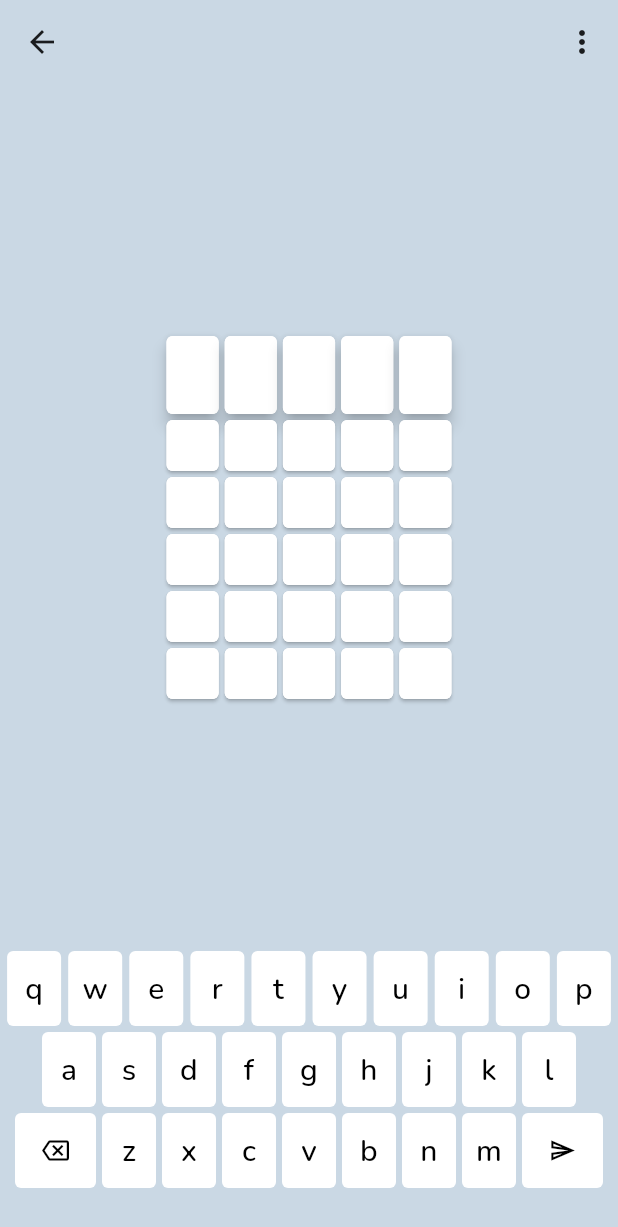
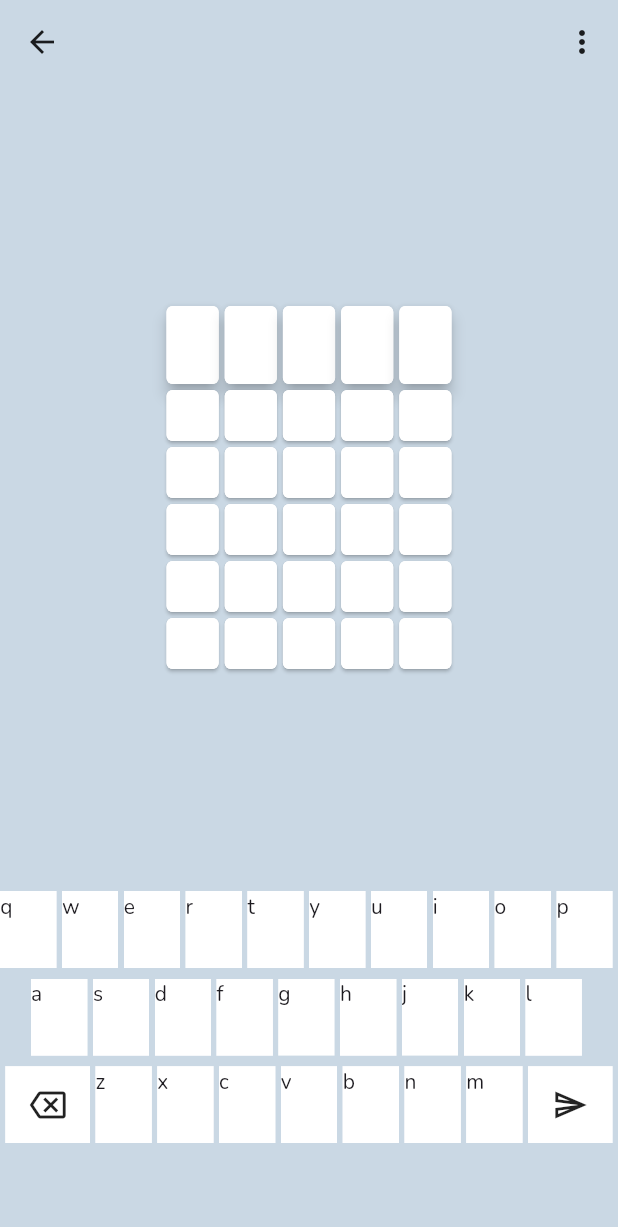
Before and after one commit to sstream17/word-game-2, a Flutter app: the Game screen opened by its route, on a phone screen of 412 x 824 dp. Shown: the top 1227 px of the screen. Run offline on Flutter 3.47's test engine with Material 3 defaults, Android fonts, the phone set to English and light mode, and no system bars; our stand-ins replace fl_chart, google_fonts, hive, hive_flutter, url_strategy; accounts and stored records are empty.

Commit message:
Refactor keyboard, use InkWell and GestureDetector
This allows keys to have a larger touch target than the visible bounds
of the key. The goal is to make typing on the keyboard easier and
require less precision.

```diff
--- a/game/lib/controls.dart
+++ b/game/lib/controls.dart
@@ -16,7 +16,7 @@ class Controls extends StatelessWidget {
   @override
   Widget build(BuildContext context) {
     return SizedBox(
-      height: 190,
+      height: 230,
       child: Consumer<GameModel>(
         builder: (context, game, child) => game.gameOver
             ? EndGame(
--- a/game/lib/game.dart
+++ b/game/lib/game.dart
@@ -37,7 +37,7 @@ class Game extends StatelessWidget {
               var keyLabel = key.keyLabel.toLowerCase();
               switch (keyLabel) {
                 case "enter":
-                  game.submitGuess();
+                  game.submitGuess("");
                   break;
                 default:
                   game.updateGuess(keyLabel);
--- a/game/lib/game_model.dart
+++ b/game/lib/game_model.dart
@@ -214,7 +214,7 @@ class GameModel with ChangeNotifier {
     box.put("$numberOfGames-$storeKeyFinishes", finishes);
   }
 
-  void submitGuess() {
+  void submitGuess(String _) {
     if (gameOver) {
       return;
     }
--- a/game/lib/keyboard.dart
+++ b/game/lib/keyboard.dart
@@ -1,10 +1,9 @@
 import 'dart:math';
 
 import 'package:flutter/material.dart';
-import 'package:flutter/services.dart';
 import 'package:word_game/colors.dart';
 import 'package:word_game/game_model.dart';
-import 'package:word_game/keyboard_key.dart' as game_key;
+import 'package:word_game/keyboard_key.dart';
 
 class Keyboard extends StatelessWidget {
   const Keyboard({
@@ -17,13 +16,22 @@ class Keyboard extends StatelessWidget {
 
   final GameModel game;
 
+  final defaultKeyWidth = 108;
+  final defaultKeyHeight = 144;
+  final defaultGap = 9;
+
   @override
   Widget build(BuildContext context) {
-    const keyGap = 4.0;
-    var screenWidth = MediaQuery.of(context).size.width;
-    var maxWidth = min(screenWidth, 500.0);
-    var keyWidth = (maxWidth - keyGap * 13) / 10;
-    var keyHeight = 50.0;
+    final screenWidth = MediaQuery.of(context).size.width;
+    final maxWidth = min(screenWidth, 500.0);
+    final scaleFactor = maxWidth / (10 * defaultKeyWidth);
+
+    final touchTargetWidth = defaultKeyWidth * scaleFactor;
+    final touchTargetHeight = defaultKeyHeight * scaleFactor;
+    final keyGap = defaultGap * scaleFactor;
+
+    final keyWidth = touchTargetWidth - keyGap;
+    final keyHeight = touchTargetHeight - keyGap;
 
     return SizedBox(
       width: maxWidth,
@@ -34,96 +42,80 @@ class Keyboard extends StatelessWidget {
             mainAxisAlignment: MainAxisAlignment.spaceEvenly,
             children: [
               for (final letter in "qwertyuiop".characters)
-                SizedBox(
-                  width: keyWidth,
-                  height: keyHeight,
-                  child: game_key.KeyboardKey(
+                KeyboardKey(
                   letter: letter,
+                  touchWidth: touchTargetWidth,
+                  touchHeight: touchTargetHeight,
+                  keyHeight: keyHeight,
+                  keyWidth: keyWidth,
                   hints: game.keyHints[letter],
                   onPressed: game.updateGuess,
                   appColors: appColors,
                 ),
-                ),
             ],
           ),
-          const SizedBox(height: keyGap),
+          SizedBox(height: keyGap), // Row gap
           Row(
             mainAxisAlignment: MainAxisAlignment.center,
             children: [
               for (final letter in "asdfghjkl".characters)
                 Row(children: [
-                  SizedBox(
-                    width: keyWidth,
-                    height: keyHeight,
-                    child: game_key.KeyboardKey(
+                  KeyboardKey(
                     letter: letter,
+                    touchWidth: touchTargetWidth,
+                    touchHeight: touchTargetHeight,
+                    keyHeight: keyHeight,
+                    keyWidth: keyWidth,
                     hints: game.keyHints[letter],
                     onPressed: game.updateGuess,
                     appColors: appColors,
                   ),
-                  ),
-                  if (letter != "l") const SizedBox(width: keyGap),
                 ]),
             ],
           ),
-          const SizedBox(height: keyGap),
+          SizedBox(height: keyGap), // Row gap
           Row(
             mainAxisAlignment: MainAxisAlignment.center,
             children: [
-              SizedBox(
-                width: keyWidth * 1.5,
-                height: keyHeight,
-                child: TextButton(
-                  style: TextButton.styleFrom(
-                    padding: const EdgeInsets.symmetric(
-                      vertical: 12,
+              KeyboardKey(
+                letter: "backspace",
+                icon: Icons.backspace_outlined,
+                touchWidth: touchTargetWidth,
+                touchHeight: touchTargetHeight,
+                keyHeight: keyHeight,
+                keyWidth: keyWidth * 1.5,
+                hints: null,
+                onPressed: game.updateGuess,
+                appColors: appColors,
               ),
-                  ),
-                  onPressed: () {
-                    game.updateGuess("backspace");
-                    HapticFeedback.lightImpact();
-                  },
-                  child: const Icon(
-                    Icons.backspace_outlined,
-                  ),
-                ),
-              ),
-              const SizedBox(width: keyGap),
+              SizedBox(width: keyGap), // Gap before letter keys
               for (final letter in "zxcvbnm".characters)
                 Row(children: [
-                  SizedBox(
-                    width: keyWidth,
-                    height: keyHeight,
-                    child: game_key.KeyboardKey(
+                  KeyboardKey(
                     letter: letter,
+                    touchWidth: touchTargetWidth,
+                    touchHeight: touchTargetHeight,
+                    keyHeight: keyHeight,
+                    keyWidth: keyWidth,
                     hints: game.keyHints[letter],
                     onPressed: game.updateGuess,
                     appColors: appColors,
                   ),
-                  ),
-                  const SizedBox(width: keyGap),
                 ]),
-              SizedBox(
-                width: keyWidth * 1.5,
-                height: keyHeight,
-                child: TextButton(
-                  style: TextButton.styleFrom(
-                    padding: const EdgeInsets.symmetric(
-                      vertical: 12,
-                    ),
-                  ),
-                  onPressed: () {
-                    game.submitGuess();
-                    HapticFeedback.lightImpact();
-                  },
-                  child: const Icon(
-                    Icons.send_outlined,
-                  ),
-                ),
+              KeyboardKey(
+                letter: "enter",
+                icon: Icons.send_outlined,
+                touchWidth: touchTargetWidth,
+                touchHeight: touchTargetHeight,
+                keyHeight: keyHeight,
+                keyWidth: keyWidth * 1.5,
+                hints: null,
+                onPressed: game.submitGuess,
+                appColors: appColors,
               ),
             ],
           ),
-          const SizedBox(height: 24),
+          const SizedBox(height: 20),
         ],
       ),
     );
--- a/game/lib/keyboard_key.dart
+++ b/game/lib/keyboard_key.dart
@@ -6,7 +6,12 @@ class KeyboardKey extends StatelessWidget {
   const KeyboardKey({
     Key? key,
     required this.letter,
+    required this.touchWidth,
+    required this.touchHeight,
+    required this.keyWidth,
+    required this.keyHeight,
     this.hints,
+    this.icon,
     required this.onPressed,
     required this.appColors,
   }) : super(key: key);
@@ -14,78 +19,135 @@ class KeyboardKey extends StatelessWidget {
   final AppColors appColors;
 
   final String letter;
+  final double touchWidth;
+  final double touchHeight;
+  final double keyWidth;
+  final double keyHeight;
   final List<String>? hints;
+  final IconData? icon;
   final Function(String) onPressed;
 
   @override
   Widget build(BuildContext context) {
-    return Container(
-      decoration: BoxDecoration(
-        gradient: SweepGradient(
-          center: FractionalOffset.center,
-          colors: getKeyColor(
-            hints ?? [],
-            appColors,
-            isBorder: true,
+    return Stack(
+      children: [
+        GestureDetector(
+          onTap: () {
+            onPressed(letter);
+            HapticFeedback.lightImpact();
+          },
+          behavior: HitTestBehavior.translucent,
+          child: SizedBox(
+            height: touchHeight,
+            width: touchWidth,
           ),
-          stops: const <double>[
-            0.0,
-            0.25,
-            0.25,
-            0.5,
-            0.5,
-            0.75,
-            0.75,
-            1.0,
-          ],
         ),
-        borderRadius: BorderRadius.circular(4),
-      ),
-      child: Padding(
-        padding: const EdgeInsets.all(3),
-        child: Container(
-          decoration: BoxDecoration(
-            gradient: SweepGradient(
-              center: FractionalOffset.center,
-              colors: getKeyColor(
-                hints ?? [],
-                appColors,
-              ),
-              stops: const <double>[
-                0.0,
-                0.25,
-                0.25,
-                0.5,
-                0.5,
-                0.75,
-                0.75,
-                1.0,
-              ],
-            ),
-            borderRadius: BorderRadius.circular(4),
-          ),
-          child: TextButton(
-            style: TextButton.styleFrom(
-              backgroundColor: Colors.transparent,
-              shadowColor: Colors.transparent,
-              padding: const EdgeInsets.symmetric(
-                vertical: 8,
-              ),
-            ),
-            onPressed: () {
-              onPressed(letter);
-              HapticFeedback.lightImpact();
-            },
-            child: Text(
-              letter,
-              textAlign: TextAlign.center,
-              style: const TextStyle(
-                fontSize: 20,
+        SizedBox(
+          height: keyHeight,
+          width: keyWidth,
+          child: Material(
+            clipBehavior: Clip.hardEdge,
+            child: InkResponse(
+              onTap: () {
+                onPressed(letter);
+                HapticFeedback.lightImpact();
+              },
+              highlightShape: BoxShape.rectangle,
+              containedInkWell: true,
+              child: Ink(
+                height: keyHeight,
+                width: keyWidth,
+                color: Colors.white,
+                child: icon != null ? Icon(icon) : Text(letter),
               ),
             ),
           ),
         ),
-      ),
+      ],
     );
   }
+  // return SizedBox(
+  //   height: height - padding,
+  //   width: width - padding,
+  //   child: Material(
+  //     child: InkResponse(
+  //       onTap: () {
+  //         onPressed(letter);
+  //         HapticFeedback.lightImpact();
+  //       },
+  //       highlightShape: BoxShape.rectangle,
+  //       containedInkWell: true,
+  //       child: Ink(
+  //         height: height - padding * 8,
+  //         width: width - padding * 8,
+  //         color: Colors.white,
+  //         child: Text(letter),
+  //       ),
+  //     ),
+  //   ),
+  // );
+
+  //   return GestureDetector(
+  //     onTap: () {
+  //       onPressed(letter);
+  //       HapticFeedback.lightImpact();
+  //     },
+  //     child: Container(
+  //       decoration: BoxDecoration(
+  //         gradient: SweepGradient(
+  //           center: FractionalOffset.center,
+  //           colors: getKeyColor(
+  //             hints ?? [],
+  //             appColors,
+  //             isBorder: true,
+  //           ),
+  //           stops: const <double>[
+  //             0.0,
+  //             0.25,
+  //             0.25,
+  //             0.5,
+  //             0.5,
+  //             0.75,
+  //             0.75,
+  //             1.0,
+  //           ],
+  //         ),
+  //         borderRadius: BorderRadius.circular(4),
+  //       ),
+  //       child: Padding(
+  //         padding: const EdgeInsets.all(3),
+  //         child: Container(
+  //           decoration: BoxDecoration(
+  //             gradient: SweepGradient(
+  //               center: FractionalOffset.center,
+  //               colors: getKeyColor(
+  //                 hints ?? [],
+  //                 appColors,
+  //               ),
+  //               stops: const <double>[
+  //                 0.0,
+  //                 0.25,
+  //                 0.25,
+  //                 0.5,
+  //                 0.5,
+  //                 0.75,
+  //                 0.75,
+  //                 1.0,
+  //               ],
+  //             ),
+  //           ),
+  //           child: Center(
+  //             child: Text(
+  //               letter,
+  //               textAlign: TextAlign.center,
+  //               style: const TextStyle(
+  //                 fontSize: 20,
+  //               ),
+  //             ),
+  //           ),
+  //         ),
+  //       ),
+  //     ),
+  //   );
+  // }
 }
```
Lines whose indentation alone changed are shown as unchanged.
